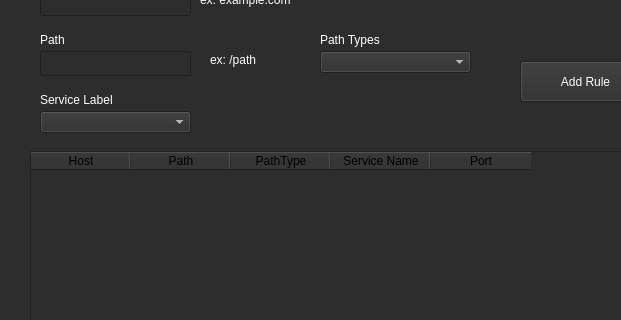
First picture: the form in UI/IngressConfig.ui, repository monico18/LTI2-Kubernetes-Controller, before the edit; both pictures show x 0 to 621 and y 169 to 489 of the 887 by 687 pixel window.
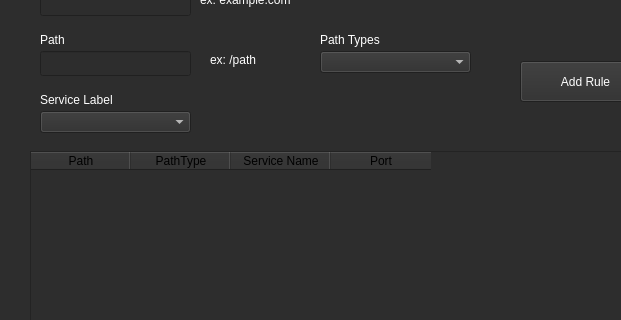
Second picture: the form after the edit.

The edit to the form file:
```diff
--- a/UI/IngressConfig.ui
+++ b/UI/IngressConfig.ui
@@ -468,11 +468,6 @@
    <attribute name="verticalHeaderVisible">
     <bool>false</bool>
    </attribute>
-   <column>
-    <property name="text">
-     <string>Host</string>
-    </property>
-   </column>
    <column>
     <property name="text">
      <string>Path</string>
```
